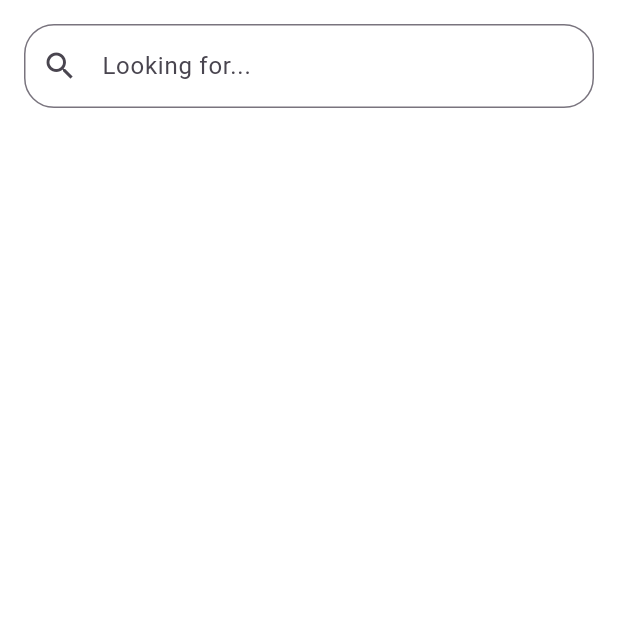
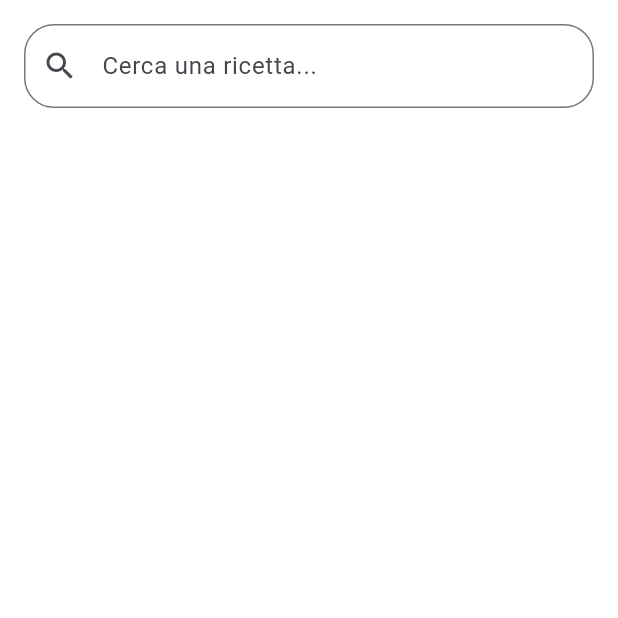
Before and after one commit to frankydedo/buonAPPetito, a Flutter app: the SearchPage screen opened by its route, on a phone screen of 412 x 824 dp, the top half of it. Run offline on Flutter 3.47's test engine with Material 3 defaults, Android fonts, the phone set to English and light mode, and no system bars; our stand-ins replace google_fonts.

Commit message:
text_boardColor

```diff
--- a/lib/pages/SearchPage.dart
+++ b/lib/pages/SearchPage.dart
@@ -29,16 +29,18 @@ TextEditingController controller = TextEditingController();
             controller: controller,
             decoration: InputDecoration(
               prefixIcon: Icon(Icons.search),
-              hintText: 'Looking for...',
+              hintText: 'Cerca una ricetta...',
               border: OutlineInputBorder(
-                borderRadius: BorderRadius.circular(20),
-                //borderSide: BorderSide(color: colorsModel.getColoreSecondario()),
-                borderSide: BorderSide(color: colorsModel.getColoreSecondario()),
+               borderRadius: BorderRadius.circular(20),
+               borderSide: BorderSide(color: Colors.black),
+              ),
+              focusedBorder: OutlineInputBorder(
+              borderRadius: BorderRadius.circular(20),
+              borderSide: BorderSide(color: colorsModel.getColoreSecondario(), width: 2.0),
+                ),
+              ),
               )
             )
-            )
-          )
-
         ],
       ),
     );
```
